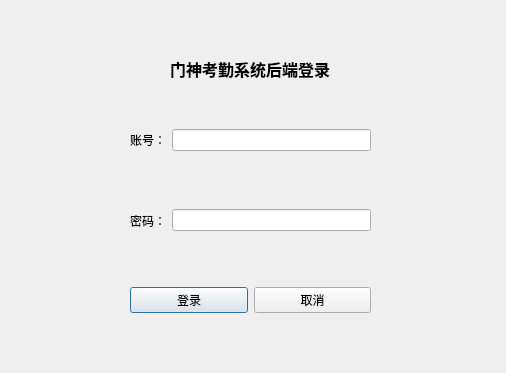
First picture: the form in CDSignInSystem/login.ui, repository ClearDewy/CDSignInSystem, before the edit.
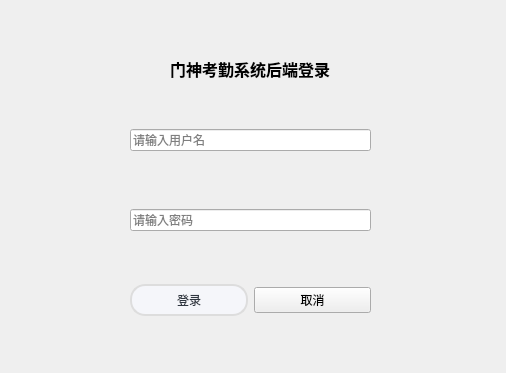
Second picture: the form after the edit.

```diff
--- a/CDSignInSystem/login.ui
+++ b/CDSignInSystem/login.ui
@@ -24,15 +24,12 @@
    </property>
    <layout class="QHBoxLayout" name="horizontalLayout">
     <item>
-     <widget class="QLabel" name="usernameLabel">
-      <property name="text">
-       <string>账号：</string>
+     <widget class="QLineEdit" name="usernameEdit">
+      <property name="placeholderText">
+       <string>请输入用户名</string>
       </property>
      </widget>
     </item>
-    <item>
-     <widget class="QLineEdit" name="usernameEdit"/>
-    </item>
    </layout>
   </widget>
   <widget class="QWidget" name="horizontalLayoutWidget_2">
@@ -45,18 +42,14 @@
     </rect>
    </property>
    <layout class="QHBoxLayout" name="horizontalLayout_2">
-    <item>
-     <widget class="QLabel" name="passwordLabel">
-      <property name="text">
-       <string>密码：</string>
-      </property>
-     </widget>
-    </item>
     <item>
      <widget class="QLineEdit" name="passwordEdit">
       <property name="echoMode">
        <enum>QLineEdit::Password</enum>
       </property>
+      <property name="placeholderText">
+       <string>请输入密码</string>
+      </property>
      </widget>
     </item>
    </layout>
@@ -92,6 +85,41 @@
    <layout class="QHBoxLayout" name="horizontalLayout_3">
     <item>
      <widget class="QPushButton" name="confirmButton">
+      <property name="styleSheet">
+       <string notr="true">/**正常情况下样式**/
+QPushButton{
+	font: 10pt &quot;微软雅黑&quot;;
+    color: #2f3640;
+    background-color: #f5f6fa;
+    border-color: #DDDDDD;
+    border-radius: 15px;
+    border-style: solid;
+    border-width: 2px;
+    padding: 5px;
+}
+
+/**鼠标停留在按钮上的样式**/
+QPushButton::hover{	
+    color: #6ec0ff;
+    background-color: #e5f7ff;
+    border-color: #94d6ff;
+}
+
+/**鼠标按压下去的样式**/
+QPushButton::pressed,QPushButton::checked{
+    color: #6ec0ff;
+    background-color: #e5f7ff;
+    border-color: #4cabff; 
+}
+
+/**按钮失能情况下样式**/
+QPushButton::disabled{
+    color: #FFFFFF;
+    background-color: #dcdde1;
+    border-color: #dcdde1;
+}
+</string>
+      </property>
       <property name="text">
        <string>登录</string>
       </property>
```
